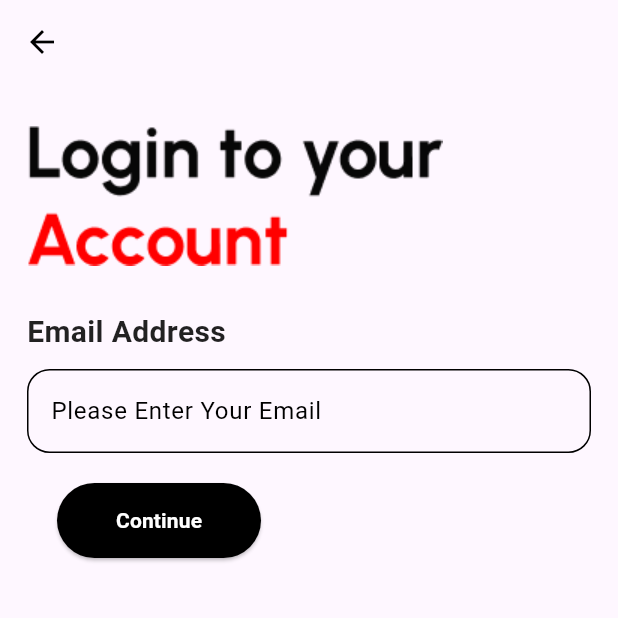
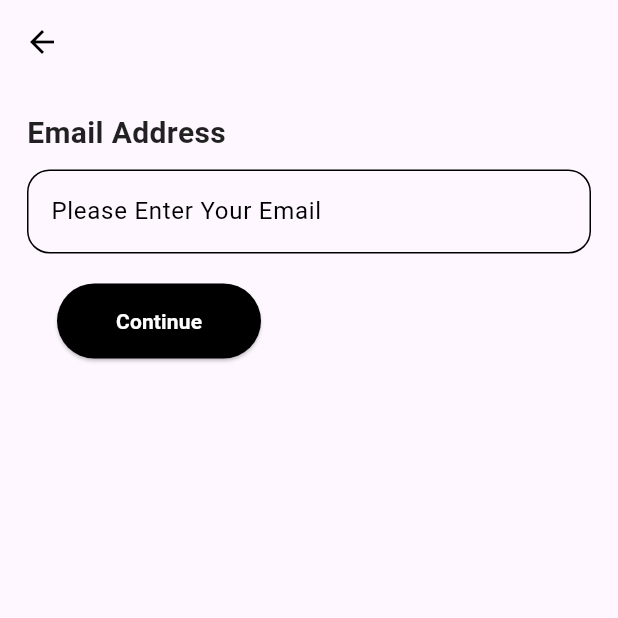
Before and after one commit to ritamagdy22/Second_Term-, a Flutter app: the ResetByEmail screen opened directly, on a phone screen of 412 x 824 dp, the top half of it. Run offline on Flutter 3.47's test engine with Material 3 defaults, Android fonts, the phone set to English and light mode, and no system bars; our stand-ins replace animate_do, flutter_credit_card, getwidget, google_fonts, google_sign_in, smooth_page_indicator and 1 more; missing offline and left inert: ticket_widget.

Commit message:
editing files and folders for UI password , confirmpassword , and reciving code and email itself

```diff
--- a/lib/UI/ForgetPassword/ForgetViewModel.dart
+++ b/lib/UI/Password&ConfirmPassword/ForgetViewModel.dart
@@ -2,7 +2,7 @@ import 'package:flutter/foundation.dart';
 import 'package:smart_parking_app/ApiManager/Request/ForgetPasswordRequest.dart';
 import 'package:smart_parking_app/ApiManager/Response/ForgetPAsswordResponse.dart';
 import 'package:smart_parking_app/Repository/Authentication/AuthenticationRepositoryContract.dart';
-import 'package:smart_parking_app/UI/ForgetPassword/ForgetNavigator.dart';
+import 'package:smart_parking_app/UI/Password&ConfirmPassword/ForgetNavigator.dart';
 
 class ForgetPasswordViewModel extends ChangeNotifier {
   AuthenticationRepositoryContract repositoryContract;
--- a/lib/UI/Password&ConfirmPassword/NewPassword_ConfirmPassword.dart
+++ b/lib/UI/Password&ConfirmPassword/NewPassword_ConfirmPassword.dart
@@ -3,8 +3,8 @@ import 'package:provider/provider.dart';
 import 'package:smart_parking_app/ApiManager/Request/ForgetPasswordRequest.dart';
 import 'package:smart_parking_app/ApiManager/Response/ForgetPAsswordResponse.dart';
 import 'package:smart_parking_app/Repository/Authentication/AuthenticationRepositoryContract.dart';
-import 'package:smart_parking_app/UI/ForgetPassword/ForgetNavigator.dart';
-import 'package:smart_parking_app/UI/ForgetPassword/ForgetViewModel.dart';
+import 'package:smart_parking_app/UI/Password&ConfirmPassword/ForgetNavigator.dart';
+import 'package:smart_parking_app/UI/Password&ConfirmPassword/ForgetViewModel.dart';
 import 'package:smart_parking_app/UI/LoginScreen/LoginScreen.dart';
 import 'package:smart_parking_app/widget/DialogUtils.dart';
 import 'package:smart_parking_app/widget/Form_Label_Widget.dart';
--- a/lib/UI/ResetByEmail/ResetByEmail.dart
+++ b/lib/UI/ResetByEmail/ResetByEmail.dart
@@ -36,14 +36,6 @@ class _ResetByEmailState extends State<ResetByEmail> {
             padding: const EdgeInsets.symmetric(horizontal: 18.0, vertical: 18),
             child:
                 Column(crossAxisAlignment: CrossAxisAlignment.start, children: [
-              const SizedBox(
-                height: 10,
-              ),
-              Image.asset('assets/images/LoginText.png',
-                  alignment: Alignment.center),
-              const SizedBox(
-                height: 30,
-              ),
               FormLabelWidget(Label: "Email Address"),
               const SizedBox(
                 height: 10,
@@ -69,9 +61,7 @@ class _ResetByEmailState extends State<ResetByEmail> {
                     controller: ResetByEmailController,
                     hintText: "Please Enter Your Email"),
               ),
-
-
- const SizedBox(
+              const SizedBox(
                 height: 20,
               ),
               Padding(
@@ -84,15 +74,9 @@ class _ResetByEmailState extends State<ResetByEmail> {
                             context,
                             MaterialPageRoute(
                               builder: (context) => Recivingcode(),
-                            )
-                            );
-                      }
-                      )
-                      )
-
-
-            ]
-            ),
+                            ));
+                      }))
+            ]),
           ),
         ));
   }
```
Also changed, not shown: lib/UI/Password&ConfirmPassword/ForgetNavigator.dart (renamed from lib/UI/ForgetPassword/ForgetNavigator.dart).
